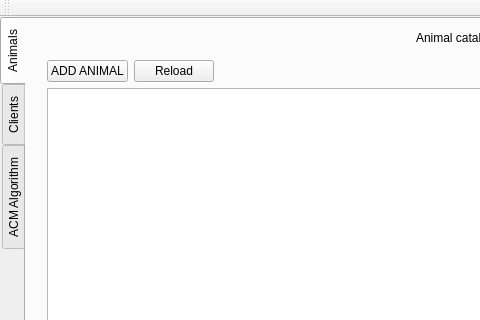
Above: cuac/homeview.ui from ducongo/comp3004winter2019 before the change; both pictures show x 0 to 480 and y 0 to 320 of the 990 by 585 pixel window. Below: the same form after it.
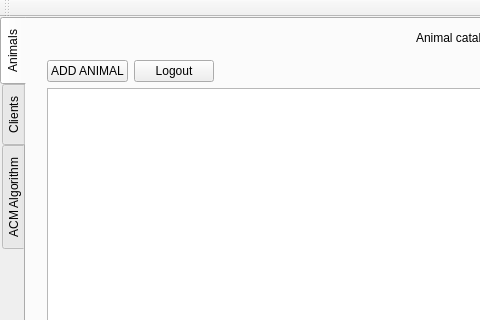
That is the form after the change.

```diff
--- a/cuac/homeview.ui
+++ b/cuac/homeview.ui
@@ -55,7 +55,7 @@
          <item>
           <widget class="QPushButton" name="pushButton">
            <property name="text">
-            <string>Reload</string>
+            <string>Logout</string>
            </property>
           </widget>
          </item>
```
